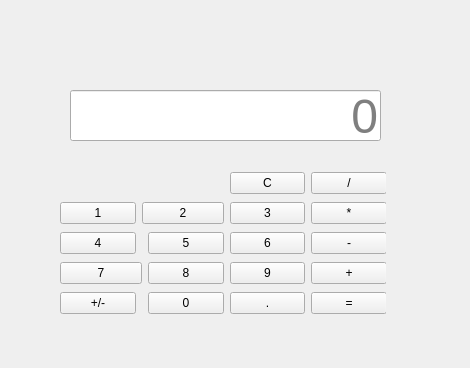
Old version of the form CalculatorMain.ui in the repository arroyjose/Calculator.
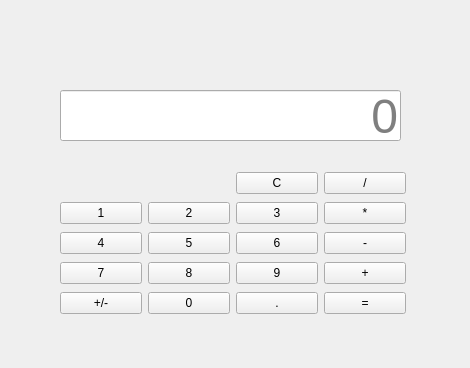
New version of the form.

Commit message: Added missing decimal function.

```diff
--- a/CalculatorMain.ui
+++ b/CalculatorMain.ui
@@ -16,9 +16,9 @@
   <widget class="QLineEdit" name="calculatorNumberLineEdit">
    <property name="geometry">
     <rect>
-     <x>70</x>
+     <x>60</x>
      <y>90</y>
-     <width>311</width>
+     <width>341</width>
      <height>51</height>
     </rect>
    </property>
@@ -41,12 +41,12 @@
     <string>0</string>
    </property>
   </widget>
-  <widget class="QWidget" name="">
+  <widget class="QWidget" name="layoutWidget">
    <property name="geometry">
     <rect>
      <x>60</x>
      <y>170</y>
-     <width>326</width>
+     <width>346</width>
      <height>146</height>
     </rect>
    </property>
@@ -72,13 +72,6 @@
       </property>
      </widget>
     </item>
-    <item row="1" column="1" colspan="2">
-     <widget class="QPushButton" name="twoButton">
-      <property name="text">
-       <string>2</string>
-      </property>
-     </widget>
-    </item>
     <item row="1" column="3">
      <widget class="QPushButton" name="threeButton">
       <property name="text">
@@ -121,13 +114,6 @@
       </property>
      </widget>
     </item>
-    <item row="3" column="0" colspan="2">
-     <widget class="QPushButton" name="sevenButton">
-      <property name="text">
-       <string>7</string>
-      </property>
-     </widget>
-    </item>
     <item row="3" column="2">
      <widget class="QPushButton" name="eightButton">
       <property name="text">
@@ -177,6 +163,20 @@
       </property>
      </widget>
     </item>
+    <item row="1" column="2">
+     <widget class="QPushButton" name="twoButton">
+      <property name="text">
+       <string>2</string>
+      </property>
+     </widget>
+    </item>
+    <item row="3" column="0">
+     <widget class="QPushButton" name="sevenButton">
+      <property name="text">
+       <string>7</string>
+      </property>
+     </widget>
+    </item>
    </layout>
   </widget>
  </widget>
```
The commit also changes 1 other file.
